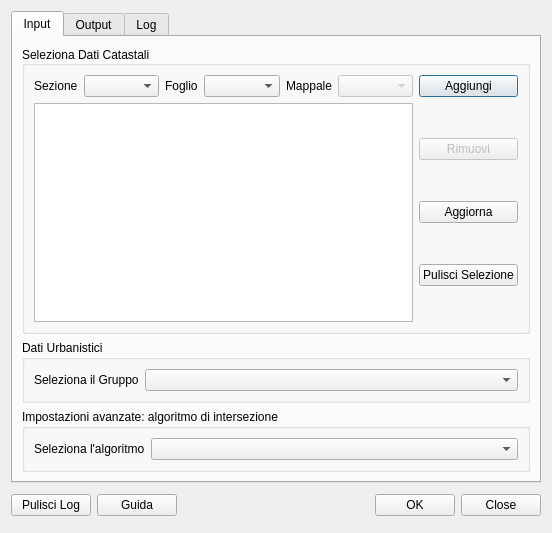
Above: cdu_creator_dialog_base.ui from gtergeomatica/PLUGIN_CDU_CREATOR before the change. Below: the same form after it.
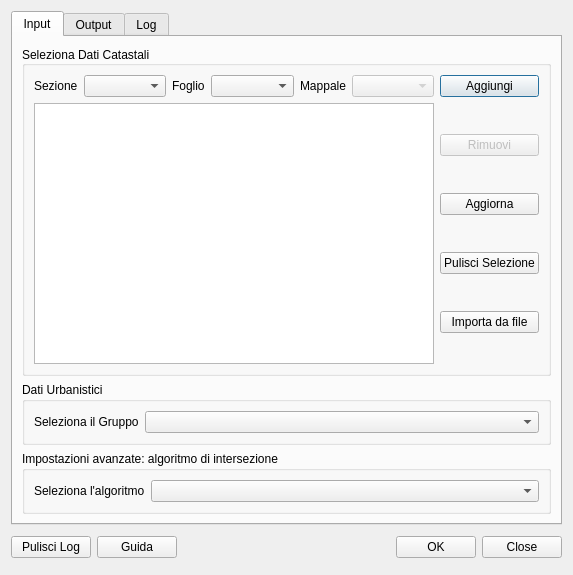
That is the form after the change.

Commit message: added import file to select parcels

```diff
--- a/cdu_creator_dialog_base.ui
+++ b/cdu_creator_dialog_base.ui
@@ -6,15 +6,15 @@
    <rect>
     <x>0</x>
     <y>0</y>
-    <width>552</width>
-    <height>533</height>
+    <width>573</width>
+    <height>575</height>
    </rect>
   </property>
   <property name="windowTitle">
    <string>CDU Creator</string>
   </property>
-  <layout class="QGridLayout" name="gridLayout_5">
-   <item row="0" column="0">
+  <layout class="QVBoxLayout" name="verticalLayout_4">
+   <item>
     <widget class="QTabWidget" name="tabWidget">
      <property name="currentIndex">
       <number>0</number>
@@ -23,9 +23,7 @@
       <attribute name="title">
        <string>Input</string>
       </attribute>
-      <layout class="QGridLayout" name="gridLayout_2">
-       <item row="0" column="0">
-        <layout class="QVBoxLayout" name="verticalLayout_4">
+      <layout class="QVBoxLayout" name="verticalLayout_6">
          <item>
           <widget class="QGroupBox" name="groupBox">
            <property name="title">
@@ -111,6 +109,13 @@
                 </property>
                </widget>
               </item>
+            <item row="1" column="0">
+             <widget class="QTextEdit" name="textParticelle">
+              <property name="readOnly">
+               <bool>true</bool>
+              </property>
+             </widget>
+            </item>
               <item row="1" column="1">
                <layout class="QVBoxLayout" name="verticalLayout_3">
                 <item>
@@ -137,14 +142,14 @@
                   </property>
                  </widget>
                 </item>
-               </layout>
-              </item>
-              <item row="1" column="0">
-               <widget class="QTextEdit" name="textParticelle">
-                <property name="readOnly">
-                 <bool>true</bool>
+              <item>
+               <widget class="QPushButton" name="fileImportButton">
+                <property name="text">
+                 <string>Importa da file</string>
                 </property>
                </widget>
+              </item>
+             </layout>
               </item>
              </layout>
             </item>
@@ -212,8 +217,6 @@
           </widget>
          </item>
         </layout>
-       </item>
-      </layout>
      </widget>
      <widget class="QWidget" name="outputTab">
       <attribute name="title">
@@ -661,7 +664,7 @@
      </widget>
     </widget>
    </item>
-   <item row="1" column="0">
+   <item>
     <layout class="QHBoxLayout" name="horizontalLayout_8">
      <item>
       <widget class="QPushButton" name="clearButton">
```
Lines whose indentation alone changed are shown as unchanged. The commit also changes 1 other file.
